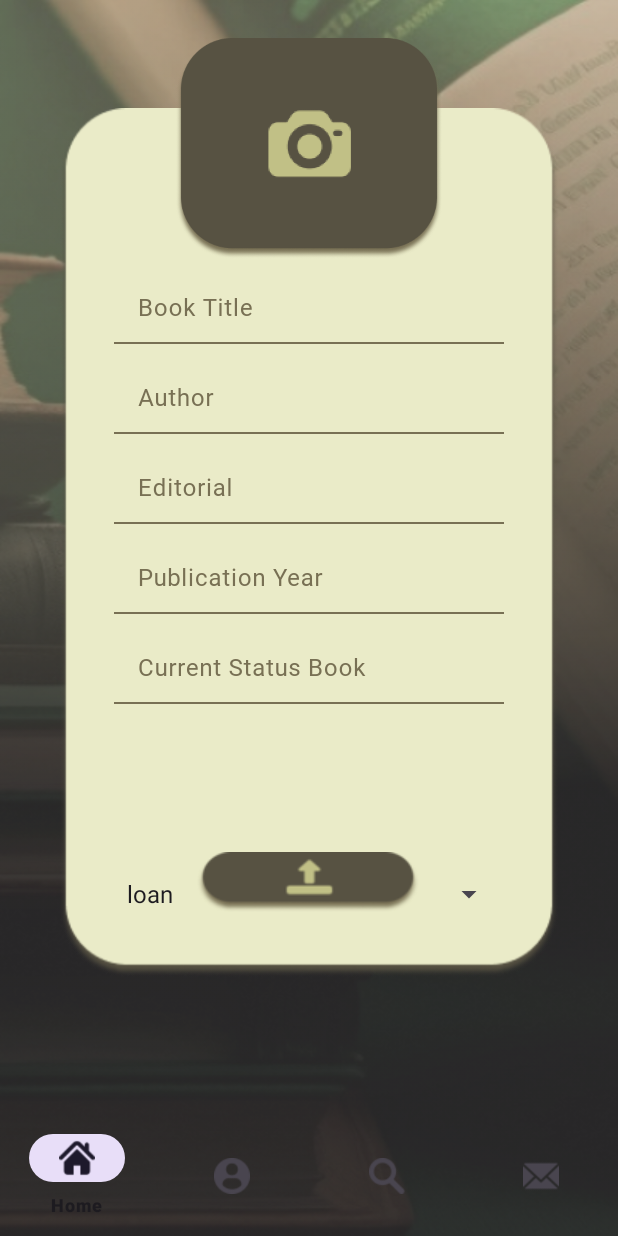
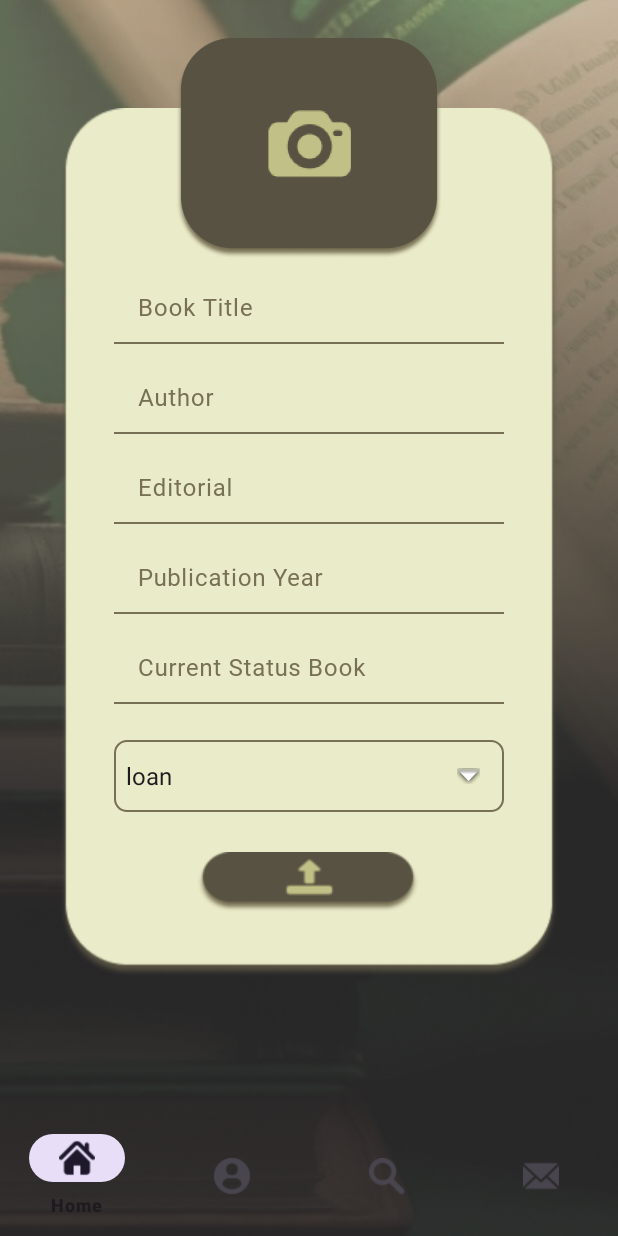
Before and after one commit to Mariamore/ScriptumApp, an Android app: the fragment UploadBookFragment placed in its activity, on a phone screen of 412 x 824 dp. Run offline under Robolectric (Android 15) with nearby library versions, the phone set to English and light mode, and no system bars; our stand-ins replace Firebase (no records; nobody signed in at launch, a user with empty details on screens opened directly).

Commit message:
Cambios en TexInputLayouts de Upload Book y en estilo del spinner.

```diff
--- /dev/null
+++ b/app/src/main/res/drawable/spinner_background.xml
@@ -0,0 +1,17 @@
+<?xml version="1.0" encoding="utf-8"?>
+<layer-list xmlns:android="http://schemas.android.com/apk/res/android">
+    <item>
+        <shape>
+            <solid android:color="@color/toastBackground"/>
+            <corners android:radius="8dp"/>
+            <stroke
+                android:width="1dp"
+                android:color="@color/text"/>
+        </shape>
+    </item>
+    <item android:right="16dp">
+        <bitmap
+            android:gravity="end|center_vertical"
+            android:src="@android:drawable/arrow_down_float"/>
+    </item>
+</layer-list>
--- a/app/src/main/res/layout/fragment_upload_book.xml
+++ b/app/src/main/res/layout/fragment_upload_book.xml
@@ -53,6 +53,8 @@
                 android:id="@+id/titleEditText"
                 android:layout_width="match_parent"
                 android:layout_height="45dp"
+                android:paddingTop="8dp"
+                android:paddingBottom="8dp"
                 android:ems="10"
                 android:fontFamily="@font/inter"
                 android:hint="@string/book_title"
@@ -84,6 +86,8 @@
                 android:id="@+id/authorEditText"
                 android:layout_width="match_parent"
                 android:layout_height="45dp"
+                android:paddingTop="8dp"
+                android:paddingBottom="8dp"
                 android:ems="10"
                 android:fontFamily="@font/inter"
                 android:hint="@string/author"
@@ -115,6 +119,8 @@
                 android:id="@+id/editorialEditText"
                 android:layout_width="match_parent"
                 android:layout_height="45dp"
+                android:paddingTop="8dp"
+                android:paddingBottom="8dp"
                 android:ems="10"
                 android:fontFamily="@font/inter"
                 android:hint="@string/editorial"
@@ -146,6 +152,8 @@
                 android:id="@+id/yearEditText"
                 android:layout_width="match_parent"
                 android:layout_height="45dp"
+                android:paddingTop="8dp"
+                android:paddingBottom="8dp"
                 android:ems="10"
                 android:fontFamily="@font/inter"
                 android:hint="@string/publication_year"
@@ -179,6 +187,8 @@
                 android:id="@+id/currentStatusEditText"
                 android:layout_width="match_parent"
                 android:layout_height="45dp"
+                android:paddingTop="8dp"
+                android:paddingBottom="8dp"
                 android:ems="10"
                 android:fontFamily="@font/inter"
                 android:hint="@string/current_status_book"
@@ -209,10 +219,11 @@
             android:id="@+id/spinner"
             android:layout_width="260dp"
             android:layout_height="48dp"
-            android:layout_marginEnd="75dp"
-            android:layout_marginBottom="204dp"
-            app:layout_constraintBottom_toBottomOf="parent"
-            app:layout_constraintEnd_toEndOf="parent" />
+            android:layout_marginTop="24dp"
+            android:background="@drawable/spinner_background"
+            app:layout_constraintEnd_toEndOf="@+id/rectangle"
+            app:layout_constraintStart_toStartOf="@+id/rectangle"
+            app:layout_constraintTop_toBottomOf="@+id/current_statusLayout" />
 
         <ImageButton
             android:id="@+id/bookuploadbutton"
--- /dev/null
+++ b/app/src/main/res/layout/spinner_item.xml
@@ -0,0 +1,8 @@
+<?xml version="1.0" encoding="utf-8"?>
+<TextView xmlns:android="http://schemas.android.com/apk/res/android"
+    android:layout_width="match_parent"
+    android:layout_height="wrap_content"
+    android:padding="8dp"
+    android:textColor="@color/text"
+    android:background="@drawable/spinner_background"
+    android:textSize="16sp" />
```
